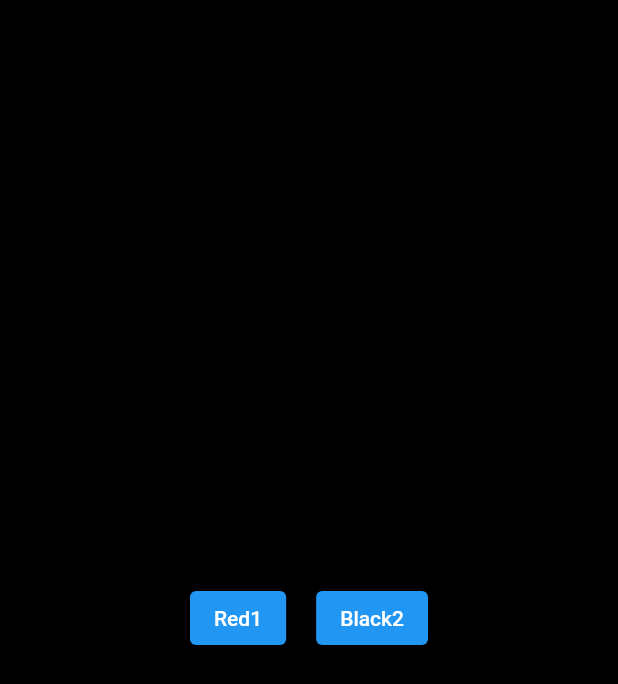
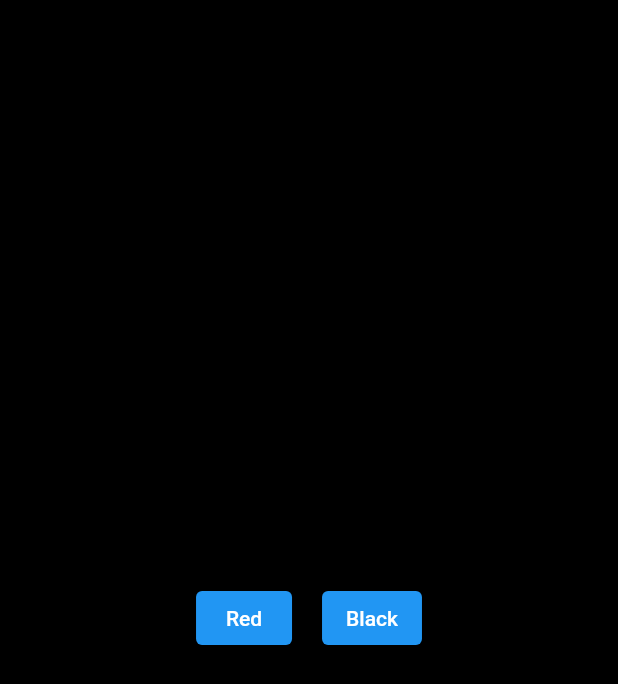
Before and after one commit to shreyash-jain/fluttersummertraining, a Flutter app: the screen it shows after launch, on a phone screen of 412 x 824 dp. Shown: the top 684 px of the screen. Run offline on Flutter 3.47's test engine with Material 2 defaults, Android fonts, the phone set to English and light mode, and no system bars.

```diff
--- a/lib/main.dart
+++ b/lib/main.dart
@@ -11,7 +11,7 @@ class MyApp extends StatelessWidget {
   @override
   Widget build(BuildContext context) {
     return MaterialApp(
-      home: Toggle(),
+      home: ToggleWorking(),
     );
   }
 }
@@ -52,3 +52,51 @@ class Toggle extends StatelessWidget {
     );
   }
 }
+
+class ToggleWorking extends StatefulWidget {
+  ToggleWorking({Key? key}) : super(key: key);
+
+  @override
+  State<StatefulWidget> createState() => ToggleWorkingState();
+}
+
+class ToggleWorkingState extends State<ToggleWorking> {
+  Color color = Colors.black;
+  @override
+  Widget build(BuildContext context) {
+    return Scaffold(
+      backgroundColor: color,
+      body: SafeArea(
+        child: Center(
+          child: Row(
+            mainAxisAlignment: MainAxisAlignment.center,
+            crossAxisAlignment: CrossAxisAlignment.center,
+            children: [
+              ElevatedButton(
+                child: Text("Red"),
+                onPressed: () {
+                  print(5);
+                  setState(() {
+                    color = Colors.red;
+                  });
+                  print(color);
+                },
+              ),
+              SizedBox(width: 20),
+              ElevatedButton(
+                child: Text("Black"),
+                onPressed: () {
+                  setState(() {
+                    color = Colors.black;
+                  });
+
+                  print(6);
+                },
+              ),
+            ],
+          ),
+        ),
+      ),
+    );
+  }
+}
```
